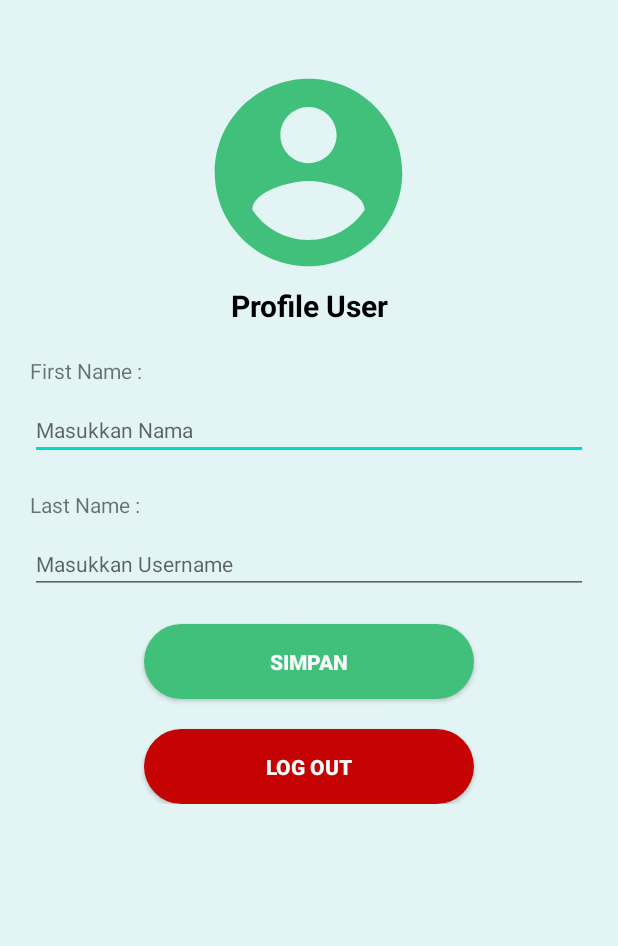
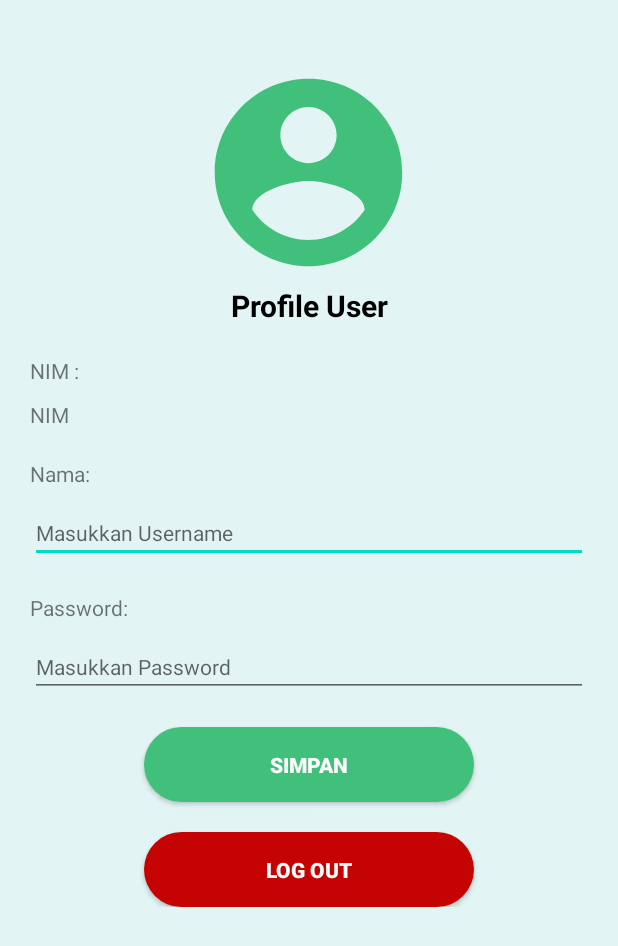
Before and after one commit to Ikrammm1/E-Voting-Mobile-Version-Kotlin, an Android app: the layout activity_profile.xml on its own in the app's theme, with its tools: preview values and no code run, on a phone screen of 412 x 824 dp. Shown: the top 946 px of the screen. Run offline under Robolectric (Android 15) with nearby library versions, the phone set to English and light mode, and no system bars.

Commit message:
Update Module

```diff
--- a/app/src/main/java/com/wisnu/evoting/API/RetrofitClient.kt
+++ b/app/src/main/java/com/wisnu/evoting/API/RetrofitClient.kt
@@ -4,7 +4,8 @@ import retrofit2.Retrofit
 import retrofit2.converter.gson.GsonConverterFactory
 
 object RetrofitClient {
-    private const val BASE_URL = "http://10.4.204.73/e-voting---php-native/api/"
+//    private const val BASE_URL = "http://10.4.204.73/e-voting---php-native/api/"
+    private const val BASE_URL = "http://192.168.1.10/votesystem/api/"
 
     val instance: APIService by lazy {
         val retrofit = Retrofit.Builder()
--- a/app/src/main/java/com/wisnu/evoting/Model/ModelHasil.kt
+++ b/app/src/main/java/com/wisnu/evoting/Model/ModelHasil.kt
@@ -3,8 +3,8 @@ package com.wisnu.evoting.Model
 data class ModelHasil (
         val candidate_id: String,
         val position_id: String,
-        val firstname: String,
-        val lastname: String,
+        val nim: String,
+        val fullname: String,
         val photo: String,
         val platform: String,
         val jml_vote: Float
--- a/app/src/main/java/com/wisnu/evoting/Model/PayloadLogin.kt
+++ b/app/src/main/java/com/wisnu/evoting/Model/PayloadLogin.kt
@@ -2,7 +2,8 @@ package com.wisnu.evoting.Model
 
 class PayloadLogin (
     var id : String,
-    var firstname : String,
-    var lastname : String,
+    var nim : String,
+    var fullname : String,
+    var password : String,
     var photo : String
 )
--- a/app/src/main/java/com/wisnu/evoting/Ui/Dashboard/Dashboard.kt
+++ b/app/src/main/java/com/wisnu/evoting/Ui/Dashboard/Dashboard.kt
@@ -27,14 +27,15 @@ class Dashboard : AppCompatActivity() {
         super.onCreate(savedInstanceState)
         setContentView(R.layout.activity_dashboard)
         profil = getSharedPreferences("Login_Session", MODE_PRIVATE)
-        val NamaUser ="${ profil.getString("firstname", null).toString()} ${profil.getString("lastname", null).toString()}"
+        val NamaUser =profil.getString("fullname", null).toString()
 
         BtnVoting = findViewById(R.id.btnCandidate)
         BtnHasil = findViewById(R.id.btnHasil)
         BtnProfil = findViewById(R.id.btnProfile)
         txtName = findViewById(R.id.title)
         val ImageUser = findViewById<CircleImageView>(R.id.prof)
-        val imageUrl = "http://10.4.204.73/e-voting---php-native${profil.getString("photo", null).toString()}"
+//        val imageUrl = "http://10.4.204.73/e-voting---php-native${profil.getString("photo", null).toString()}"
+        val imageUrl = "http://192.168.1.10/votesystem${profil.getString("photo", null).toString()}"
         Log.d("image", imageUrl)
         Picasso.get()
             .load(imageUrl)
--- a/app/src/main/java/com/wisnu/evoting/Ui/Voting/VotingActivity.kt
+++ b/app/src/main/java/com/wisnu/evoting/Ui/Voting/VotingActivity.kt
@@ -76,10 +76,10 @@ class VotingActivity : AppCompatActivity() {
         Adapter = AdapterCandidate(arrayListOf(), object : AdapterCandidate.OnAdapterlistener{
             override fun onClick(vote: ModelCandidates.dataCandidate) {
                 var alertDialog = AlertDialog.Builder(this@VotingActivity)
-                    .setTitle("Apakah Anda Yakin Ingin Memilih ${vote.firstname} ${vote.lastname} ?")
+                    .setTitle("Apakah Anda Yakin Ingin Memilih ${vote.nim} ${vote.fullname} ?")
                     .setPositiveButton("Ya", DialogInterface.OnClickListener { dialog, which ->
 
-                        RetrofitClient.instance.Vote(IdVoter, vote.id.toString(), vote.position_id.toString()).enqueue(object :
+                        RetrofitClient.instance.Vote(IdVoter, vote.id.toString()).enqueue(object :
                             Callback<ModelResponse> {
                             override fun onResponse(call: Call<ModelResponse>, response: Response<ModelResponse>) {
                                 if (response.isSuccessful){
--- a/app/src/main/res/layout/activity_login.xml
+++ b/app/src/main/res/layout/activity_login.xml
@@ -59,7 +59,7 @@
             android:layout_height="wrap_content"
             android:padding="15dp"
             android:inputType="text"
-            android:hint="Voter Id"/>
+            android:hint="NIM"/>
 
         <EditText
             android:id="@+id/password"
--- a/app/src/main/res/layout/activity_profile.xml
+++ b/app/src/main/res/layout/activity_profile.xml
@@ -38,25 +38,25 @@
         <TextView
             android:layout_width="match_parent"
             android:layout_height="wrap_content"
-            android:text="First Name : "
+            android:text="NIM : "
             android:layout_marginTop="20dp"/>
-        <EditText
-            android:id="@+id/etFirst"
+        <TextView
+            android:id="@+id/etNim"
             android:layout_width="match_parent"
             android:layout_height="wrap_content"
             android:layout_marginTop="10dp"
             android:textSize="14sp"
-            android:inputType="text"
+            android:inputType="none"
             android:maxLines="1"
-            android:hint="Masukkan Nama"/>
+            android:text="NIM"/>
 
         <TextView
             android:layout_width="match_parent"
             android:layout_height="wrap_content"
-            android:text="Last Name : "
+            android:text="Nama: "
             android:layout_marginTop="20dp"/>
         <EditText
-            android:id="@+id/etLast"
+            android:id="@+id/etName"
             android:layout_width="match_parent"
             android:layout_height="wrap_content"
             android:layout_marginTop="10dp"
@@ -64,6 +64,20 @@
             android:inputType="text"
             android:maxLines="1"
             android:hint="Masukkan Username"/>
+        <TextView
+            android:layout_width="match_parent"
+            android:layout_height="wrap_content"
+            android:text="Password: "
+            android:layout_marginTop="20dp"/>
+        <EditText
+            android:id="@+id/etPass"
+            android:layout_width="match_parent"
+            android:layout_height="wrap_content"
+            android:layout_marginTop="10dp"
+            android:textSize="14sp"
+            android:inputType="text"
+            android:maxLines="1"
+            android:hint="Masukkan Password"/>
 
 
 
```
Also changed, not shown: app/src/main/java/com/wisnu/evoting/API/APIService.kt (+3 -4 lines), app/src/main/java/com/wisnu/evoting/Model/ModelCandidates.kt (+4 -3 lines), app/src/main/java/com/wisnu/evoting/Ui/Hasil/HasilActivity.kt (+11 -4 lines), app/src/main/java/com/wisnu/evoting/Ui/Login/LoginActivity.kt (+5 -4 lines), app/src/main/java/com/wisnu/evoting/Ui/Profile/ProfileActivity.kt (+13 -13 lines), app/src/main/java/com/wisnu/evoting/Ui/Voting/AdapterCandidate.kt (+14 -6 lines), app/src/main/res/layout/activity_adapter_candidate.xml (+10 -0 lines).
